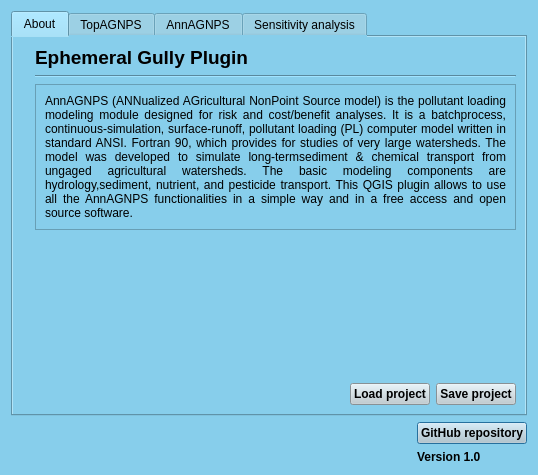
Qt form ui/ephemeral_gully_dialog_base.ui (Inigobarbe/QGIS-AnnAGNPS) before a commit.
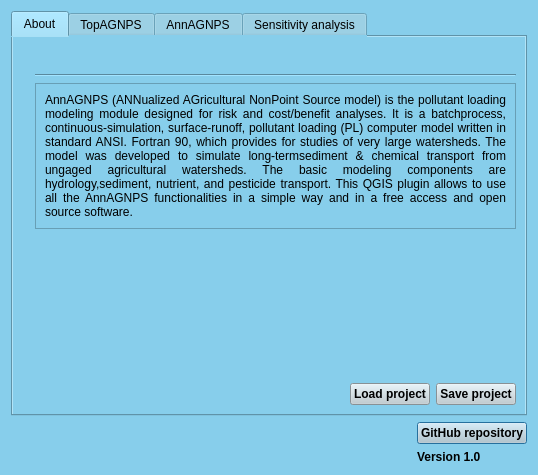
The same form after that commit.

```diff
--- a/ui/ephemeral_gully_dialog_base.ui
+++ b/ui/ephemeral_gully_dialog_base.ui
@@ -131,10 +131,10 @@
                   </font>
                  </property>
                  <property name="text">
-                  <string>Ephemeral Gully Plugin</string>
+                  <string/>
                  </property>
                  <property name="alignment">
-                  <set>Qt::AlignLeading|Qt::AlignLeft|Qt::AlignVCenter</set>
+                  <set>Qt::AlignCenter</set>
                  </property>
                 </widget>
                </item>
```
Left out of the diff: 4 changed lines with no effect on the pictures.
